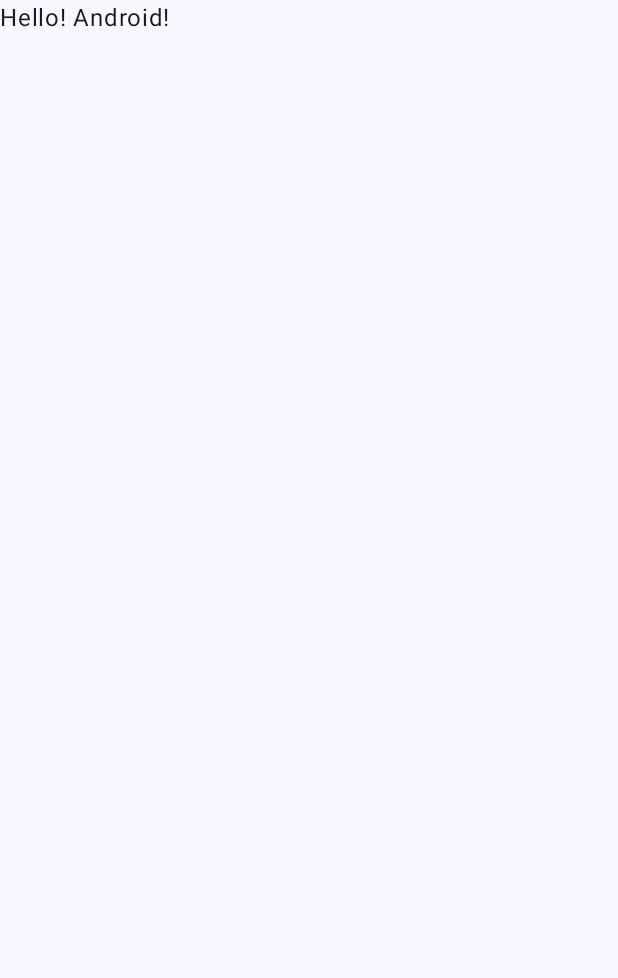
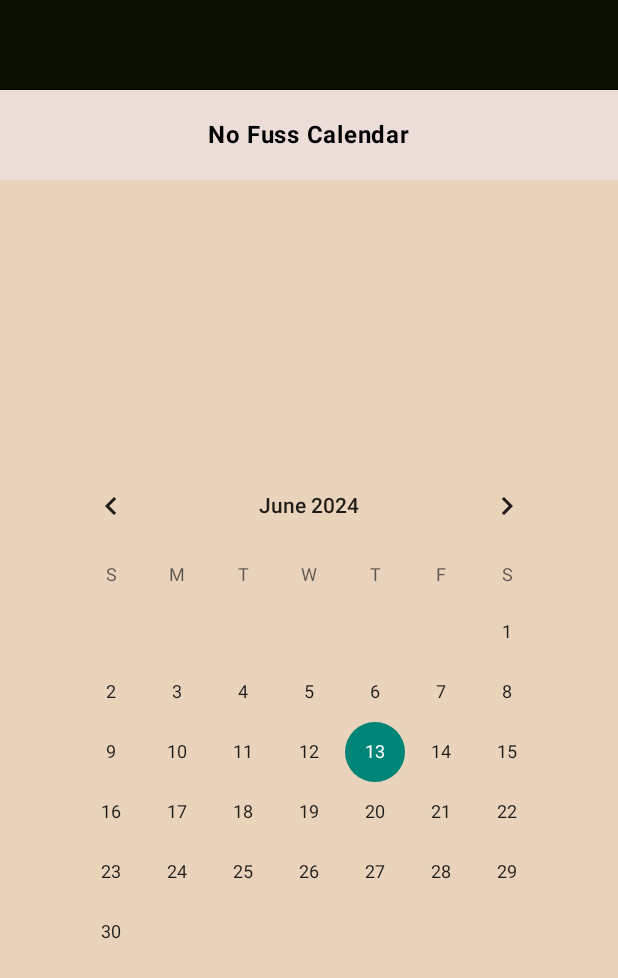
Before and after one commit to Omaro-IB/nofusscalendar-android-project, an Android app built with Jetpack Compose: the screen it shows after launch (MainActivity), on a phone screen of 412 x 824 dp. Before the commit the part shown is almost empty. Shown: the top 978 px of the screen. Run offline under Robolectric (Android 15) with nearby library versions, the phone set to English and light mode, and no system bars.

Commit message:
Calendar view (simple month and dates)

```diff
--- a/NoFussCalendar/app/src/main/AndroidManifest.xml
+++ b/NoFussCalendar/app/src/main/AndroidManifest.xml
@@ -19,7 +19,6 @@
             android:theme="@style/Theme.NoFussCalendar">
             <intent-filter>
                 <action android:name="android.intent.action.MAIN" />
-                a
                 <category android:name="android.intent.category.LAUNCHER" />
             </intent-filter>
         </activity>
--- a/NoFussCalendar/app/src/main/java/com/example/nofusscalendar/MainActivity.kt
+++ b/NoFussCalendar/app/src/main/java/com/example/nofusscalendar/MainActivity.kt
@@ -1,17 +1,30 @@
 package com.example.nofusscalendar
-
 import android.os.Bundle
 import androidx.activity.ComponentActivity
 import androidx.activity.compose.setContent
 import androidx.activity.enableEdgeToEdge
+import androidx.compose.foundation.background
+import androidx.compose.foundation.layout.Box
+import androidx.compose.foundation.layout.Column
+import androidx.compose.foundation.layout.Spacer
 import androidx.compose.foundation.layout.fillMaxSize
-import androidx.compose.foundation.layout.padding
-import androidx.compose.material3.Scaffold
+import androidx.compose.foundation.layout.fillMaxWidth
+import androidx.compose.foundation.layout.height
+import androidx.compose.foundation.layout.wrapContentSize
+import androidx.compose.material3.Surface
 import androidx.compose.material3.Text
 import androidx.compose.runtime.Composable
+import androidx.compose.ui.Alignment
 import androidx.compose.ui.Modifier
+import androidx.compose.ui.res.colorResource
+import androidx.compose.ui.text.font.FontWeight
 import androidx.compose.ui.tooling.preview.Preview
+import androidx.compose.ui.unit.dp
 import com.example.nofusscalendar.ui.theme.NoFussCalendarTheme
+import android.widget.CalendarView
+import androidx.compose.foundation.layout.padding
+import androidx.compose.ui.platform.LocalContext
+import androidx.compose.ui.viewinterop.AndroidView
 
 class MainActivity : ComponentActivity() {
     override fun onCreate(savedInstanceState: Bundle?) {
@@ -19,29 +32,48 @@ class MainActivity : ComponentActivity() {
         enableEdgeToEdge()
         setContent {
             NoFussCalendarTheme {
-                Scaffold(modifier = Modifier.fillMaxSize()) { innerPadding ->
-                    Greeting(
-                        name = "Android",
-                        modifier = Modifier.padding(innerPadding)
-                    )
-                }
+                CalendarApp()
             }
         }
     }
 }
 
 @Composable
-fun Greeting(name: String, modifier: Modifier = Modifier) {
-    Text(
-        text = "Hello! $name!",
-        modifier = modifier
-    )
+fun Calendar(modifier: Modifier = Modifier) {
+    val context = LocalContext.current
+    Surface (color = colorResource(R.color.beige)) { Column(modifier = modifier) {
+        AndroidView(
+            modifier = Modifier.padding(16.dp),
+            factory = { CalendarView(context) },
+            update = { calendarView ->
+                // You can set various properties on the CalendarView here
+                calendarView.setOnDateChangeListener { _, year, month, dayOfMonth ->
+                    // Handle date change
+                }
+            }
+        )
+    }}
 }
 
-@Preview(showBackground = true)
+@Preview
 @Composable
-fun GreetingPreview() {
-    NoFussCalendarTheme {
-        Greeting("Android")
+fun CalendarApp() {
+    Column {
+        Spacer(modifier= Modifier
+            .height(60.dp)
+            .fillMaxWidth()
+            .background(colorResource(R.color.blackshadow)))
+        Box(
+            modifier = Modifier
+                .height(60.dp)
+                .fillMaxWidth()
+                .background(colorResource(R.color.pinkbeige)),
+            contentAlignment = Alignment.Center
+        ) {
+            Text(text = "No Fuss Calendar", fontWeight = FontWeight.Bold)
+        }
+        Calendar(modifier = Modifier
+            .fillMaxSize()
+            .wrapContentSize(Alignment.Center))
     }
 }
--- a/NoFussCalendar/app/src/main/res/values/strings.xml
+++ b/NoFussCalendar/app/src/main/res/values/strings.xml
@@ -1,3 +1,3 @@
 <resources>
-    <string name="app_name">NoFussCalendar</string>
+    <string name="app_name">No Fuss Calendar</string>
 </resources>
```
Also changed, not shown: NoFussCalendar/app/src/main/res/values/colors.xml (+8 -7 lines), 2 other files.
